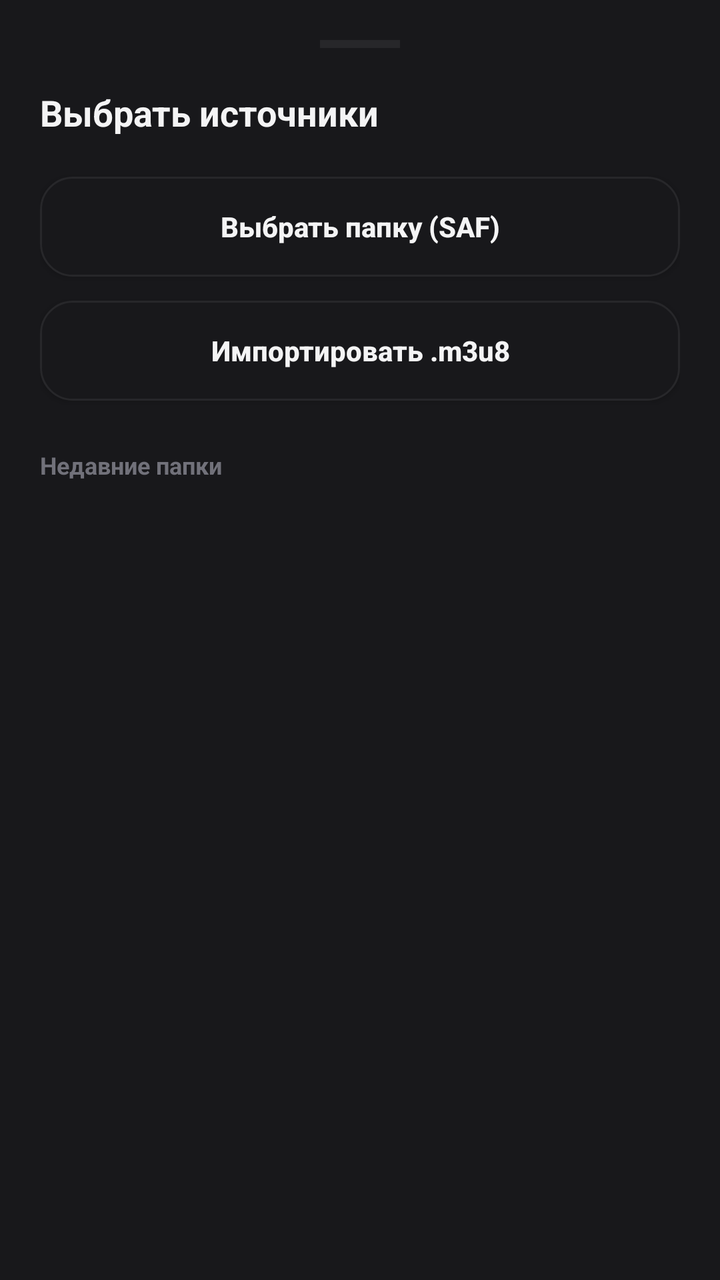
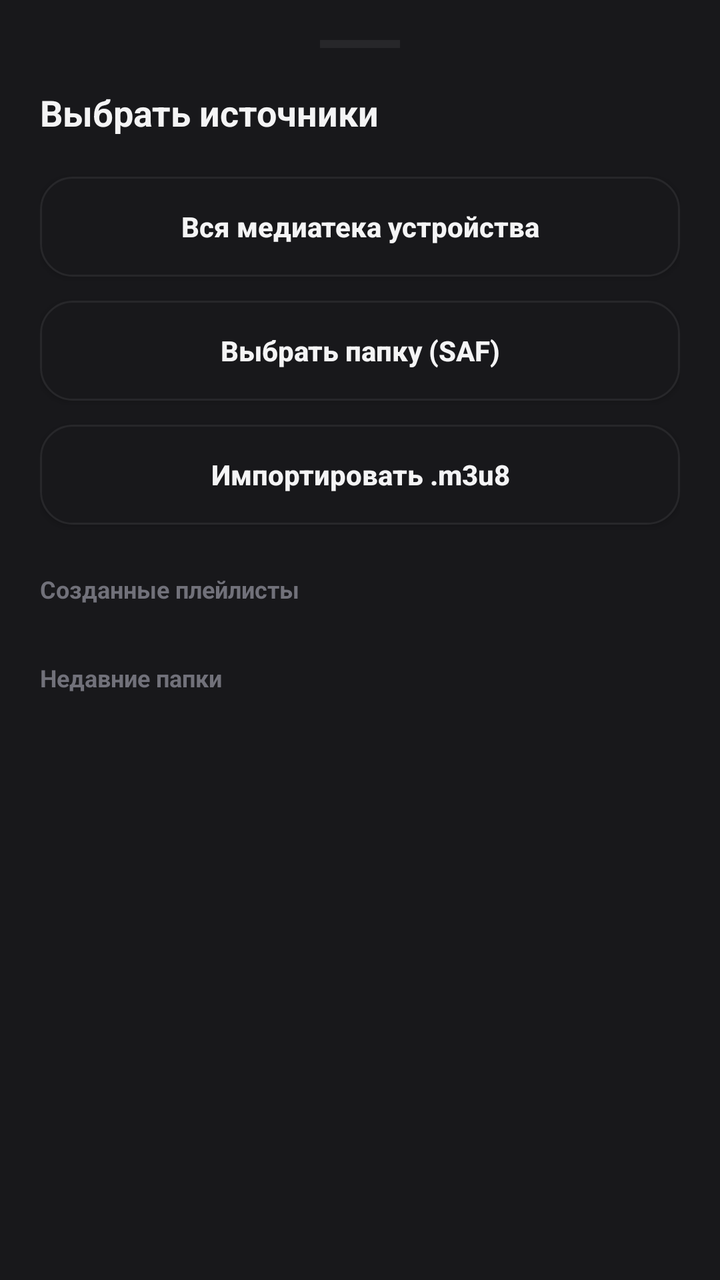

Compare the two renders of this Android layout. The source of the first and the diff that turns it into the second are given below.
<!-- AndroidManifest.xml: application theme Theme.SlideBit -->
<!-- res/layout/layout_sources_sheet.xml -->
<?xml version="1.0" encoding="utf-8"?>
<LinearLayout 
    xmlns:android="http://schemas.android.com/apk/res/android"
    android:layout_width="match_parent"
    android:layout_height="wrap_content"
    android:background="#18181B"
    android:orientation="vertical"
    android:padding="20dp">

    
    <View
        android:layout_width="40dp"
        android:layout_height="4dp"
        android:layout_gravity="center_horizontal"
        android:layout_marginBottom="20dp"
        android:background="#27272A" />

    <TextView
        android:layout_width="wrap_content"
        android:layout_height="wrap_content"
        android:text="Выбрать источники"
        android:textColor="#F4F4F5"
        android:textSize="18sp"
        android:textStyle="bold"
        android:layout_marginBottom="20dp" />

    <androidx.appcompat.widget.AppCompatButton
        android:id="@+id/btnSheetAddFolder"
        android:layout_width="match_parent"
        android:layout_height="50dp"
        android:background="@drawable/bg_button_secondary"
        android:text="Выбрать папку (SAF)"
        android:textAllCaps="false"
        android:textColor="#F4F4F5"
        android:textSize="14sp"
        android:textStyle="bold"
        android:layout_marginBottom="12dp" />

    <androidx.appcompat.widget.AppCompatButton
        android:id="@+id/btnSheetImportM3u8"
        android:layout_width="match_parent"
        android:layout_height="50dp"
        android:background="@drawable/bg_button_secondary"
        android:text="Импортировать .m3u8"
        android:textAllCaps="false"
        android:textColor="#F4F4F5"
        android:textSize="14sp"
        android:textStyle="bold"
        android:layout_marginBottom="24dp" />

    <TextView
        android:id="@+id/tvActiveSourcesHeader"
        android:layout_width="wrap_content"
        android:layout_height="wrap_content"
        android:text="Текущие источники"
        android:textColor="#71717A"
        android:textSize="12sp"
        android:textStyle="bold"
        android:layout_marginBottom="12dp"
        android:visibility="gone" />

    <LinearLayout
        android:id="@+id/activeSourcesContainer"
        android:layout_width="match_parent"
        android:layout_height="wrap_content"
        android:orientation="vertical"
        android:layout_marginBottom="16dp"
        android:visibility="gone" />

    <TextView
        android:id="@+id/tvRecentFoldersHeader"
        android:layout_width="wrap_content"
        android:layout_height="wrap_content"
        android:text="Недавние папки"
        android:textColor="#71717A"
        android:textSize="12sp"
        android:textStyle="bold"
        android:layout_marginBottom="12dp" />

    <LinearLayout
        android:id="@+id/recentFoldersContainer"
        android:layout_width="match_parent"
        android:layout_height="wrap_content"
        android:orientation="vertical" />

</LinearLayout>
<!-- resources referenced by this layout -->
<resources>
  <!-- drawable bg_button_secondary (drawable) -->
  <?xml version="1.0" encoding="utf-8"?>
  <shape xmlns:android="http://schemas.android.com/apk/res/android"
      android:shape="rectangle">
      <solid android:color="#18181B" />
      <stroke
          android:width="1dp"
          android:color="#27272A" />
      <corners android:radius="16dp" />
  </shape>
  <style name="Theme.SlideBit" parent="Base.Theme.SlideBit" />
  <style name="Base.Theme.SlideBit" parent="Theme.Material3.DayNight.NoActionBar">
          
          
      </style>
</resources>

<!-- the commit's change to res/layout/layout_sources_sheet.xml (unified diff, before → after) -->
@@ -23,6 +23,18 @@
         android:textSize="18sp"
         android:textStyle="bold"
         android:layout_marginBottom="20dp" />
+
+    <androidx.appcompat.widget.AppCompatButton
+        android:id="@+id/btnSheetDeviceLibrary"
+        android:layout_width="match_parent"
+        android:layout_height="50dp"
+        android:background="@drawable/bg_button_secondary"
+        android:text="Вся медиатека устройства"
+        android:textAllCaps="false"
+        android:textColor="#F4F4F5"
+        android:textSize="14sp"
+        android:textStyle="bold"
+        android:layout_marginBottom="12dp" />
 
     <androidx.appcompat.widget.AppCompatButton
         android:id="@+id/btnSheetAddFolder"
@@ -68,6 +80,23 @@
         android:visibility="gone" />
 
     <TextView
+        android:id="@+id/tvCreatedPlaylistsHeader"
+        android:layout_width="wrap_content"
+        android:layout_height="wrap_content"
+        android:text="Созданные плейлисты"
+        android:textColor="#71717A"
+        android:textSize="12sp"
+        android:textStyle="bold"
+        android:layout_marginBottom="12dp" />
+
+    <LinearLayout
+        android:id="@+id/createdPlaylistsContainer"
+        android:layout_width="match_parent"
+        android:layout_height="wrap_content"
+        android:orientation="vertical"
+        android:layout_marginBottom="16dp" />
+
+    <TextView
         android:id="@+id/tvRecentFoldersHeader"
         android:layout_width="wrap_content"
         android:layout_height="wrap_content"
<!-- resource entries referenced after the edit -->
@@ -13,7 +13,8 @@
   <style name="Theme.SlideBit" parent="Base.Theme.SlideBit" />
   <style name="Base.Theme.SlideBit" parent="Theme.Material3.DayNight.NoActionBar">
           
-          
+          <item name="android:statusBarColor">#09090B</item>
+          <item name="android:windowLightStatusBar" tools:targetApi="m">false</item>
       </style>
 </resources>
 
